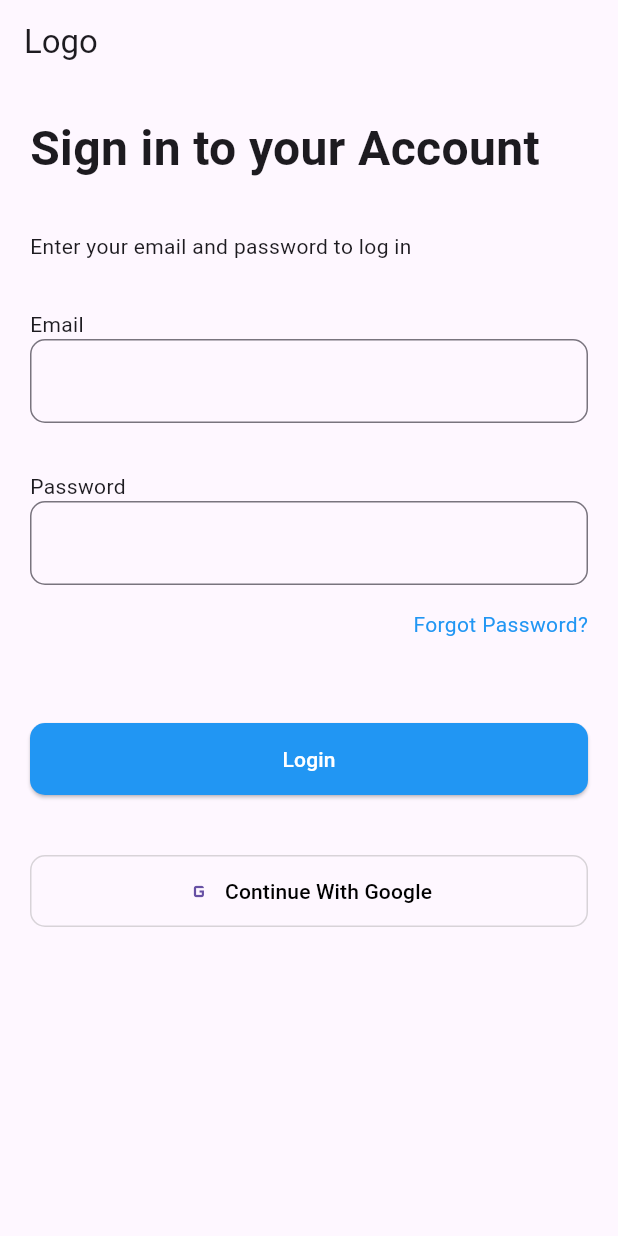
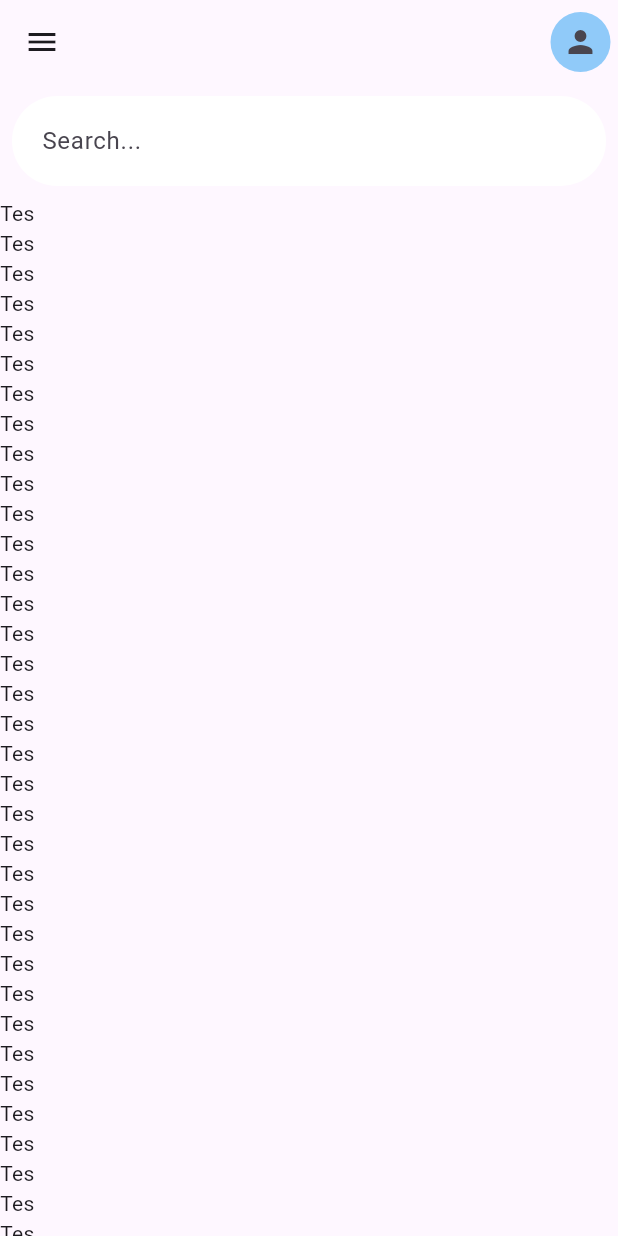
Before and after one commit to wandi1209/wri_mobile, a Flutter app: the screen it shows after launch, on a phone screen of 412 x 824 dp. Run offline on Flutter 3.47's test engine with Material 3 defaults, Android fonts, the phone set to English and light mode, and no system bars.

Commit message:
create home screen and wrap up login screen

```diff
--- /dev/null
+++ b/lib/home_screen.dart
@@ -0,0 +1,65 @@
+import 'package:flutter/material.dart';
+
+class HomeScreen extends StatefulWidget {
+  const HomeScreen({super.key});
+
+  @override
+  State<HomeScreen> createState() => _HomeScreenState();
+}
+
+class _HomeScreenState extends State<HomeScreen> {
+  @override
+  Widget build(BuildContext context) {
+    return Scaffold(
+      appBar: AppBar(
+        leading: Icon(Icons.menu),
+        actions: [
+          Padding(
+            padding: const EdgeInsets.only(right: 5),
+            child: Container(
+              decoration: BoxDecoration(
+                borderRadius: BorderRadius.circular(50),
+                color: Colors.blue[200],
+              ),
+              height: 40,
+              width: 40,
+              child: Icon(Icons.person),
+            ),
+          )
+        ],
+      ),
+      body: SizedBox(
+        height: double.infinity,
+        child: Column(
+          children: [
+            Padding(
+              padding: const EdgeInsets.all(8.0),
+              child: Container(
+                decoration: BoxDecoration(
+                  borderRadius: BorderRadius.circular(30),
+                  color: Colors.white,
+                ),
+                height: 60,
+                child: Padding(
+                  padding: const EdgeInsets.all(20),
+                  child: TextField(
+                    decoration: InputDecoration(
+                        border: InputBorder.none, label: Text("Search...")),
+                  ),
+                ),
+              ),
+            ),
+            Expanded(
+              child: ListView.builder(
+                itemCount: 100,
+                itemBuilder: (context, index) {
+                  return Text("Tes");
+                },
+              ),
+            )
+          ],
+        ),
+      ),
+    );
+  }
+}
--- a/lib/main.dart
+++ b/lib/main.dart
@@ -1,4 +1,6 @@
 import 'package:flutter/material.dart';
+import 'package:wri_mobile/home_screen.dart';
+import 'package:wri_mobile/login_screen.dart';
 
 void main() {
   runApp(MyApp());
@@ -15,101 +17,8 @@ class _MyAppState extends State<MyApp> {
   @override
   Widget build(BuildContext context) {
     return MaterialApp(
-      home: Scaffold(
-        appBar: AppBar(
-          title: Text("Logo"),
-        ),
-        body: Container(
-          padding: EdgeInsets.all(20),
-          child: Column(
-            crossAxisAlignment: CrossAxisAlignment.start,
-            children: [
-              Text(
-                "Sign in to your Account",
-                style: TextStyle(
-                  fontWeight: FontWeight.bold,
-                  fontSize: 32,
-                ),
-              ),
-              SizedBox(height: 32),
-              Text("Enter your email and password to log in"),
-              Padding(
-                padding: EdgeInsets.only(top: 32),
-                child: Text("Email"),
-              ),
-              TextField(
-                decoration: InputDecoration(
-                    border: OutlineInputBorder(
-                        borderRadius: BorderRadius.circular(10))),
-              ),
-              Padding(
-                padding: EdgeInsets.only(top: 32),
-                child: Text("Password"),
-              ),
-              TextField(
-                obscureText: true,
-                decoration: InputDecoration(
-                  border: OutlineInputBorder(
-                      borderRadius: BorderRadius.circular(10)),
-                ),
-              ),
-              Padding(
-                padding: const EdgeInsets.symmetric(vertical: 16),
-                child: Row(
-                  mainAxisAlignment: MainAxisAlignment.end,
-                  children: [
-                    Text(
-                      "Forgot Password?",
-                      style: TextStyle(color: Colors.blue),
-                    ),
-                  ],
-                ),
-              ),
-              Container(
-                padding: EdgeInsets.only(top: 40),
-                width: MediaQuery.sizeOf(context).width,
-                child: ElevatedButton(
-                  style: ElevatedButton.styleFrom(
-                    shape: RoundedRectangleBorder(
-                      borderRadius: BorderRadius.circular(10),
-                    ),
-                    backgroundColor: Colors.blue,
-                    padding: EdgeInsets.symmetric(
-                      vertical: 14,
-                    ),
-                  ),
-                  onPressed: () {},
-                  child: Text(
-                    "Login",
-                    style: TextStyle(color: Colors.white),
-                  ),
-                ),
-              ),
-              Container(
-                padding: EdgeInsets.only(top: 40),
-                width: MediaQuery.sizeOf(context).width,
-                child: OutlinedButton.icon(
-                  style: OutlinedButton.styleFrom(
-                    side: BorderSide(
-                      color: Colors.grey.withValues(alpha: 0.4),
-                    ),
-                    shape: RoundedRectangleBorder(
-                      borderRadius: BorderRadius.circular(10),
-                    ),
-                    padding: EdgeInsets.symmetric(vertical: 14),
-                  ),
-                  onPressed: () {},
-                  label: Text(
-                    "Continue With Google",
-                    style: TextStyle(color: Colors.black),
-                  ),
-                  icon: Icon(Icons.g_mobiledata),
-                ),
-              ),
-            ],
-          ),
-        ),
-      ),
+      debugShowCheckedModeBanner: false,
+      home: HomeScreen(),
     );
   }
 }
```
Also changed, not shown: lib/login_screen.dart (added, +159 -0 lines), pubspec.yaml (+3 -4 lines), assets/images/google.png (added).
